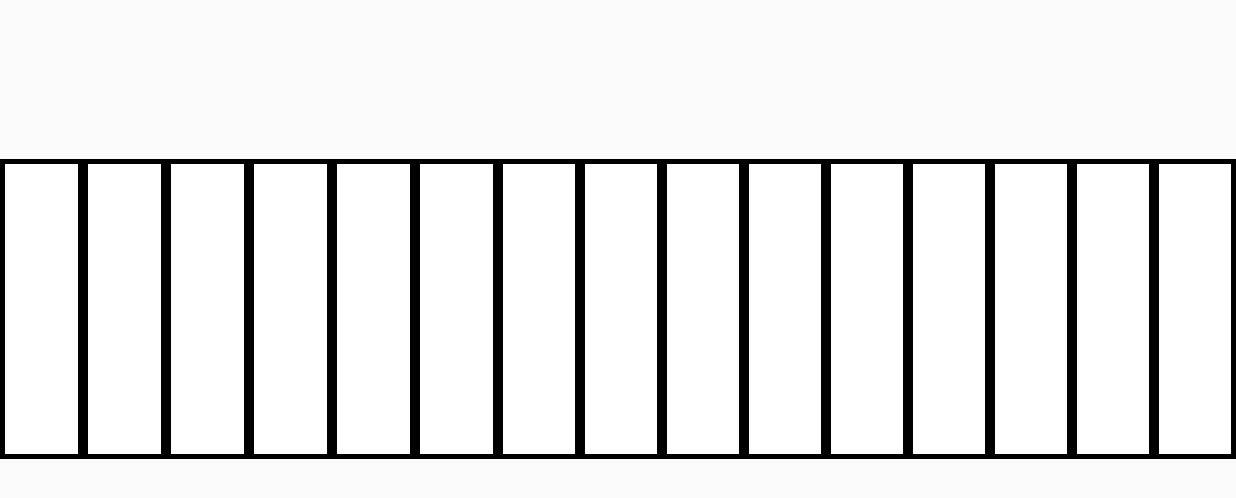
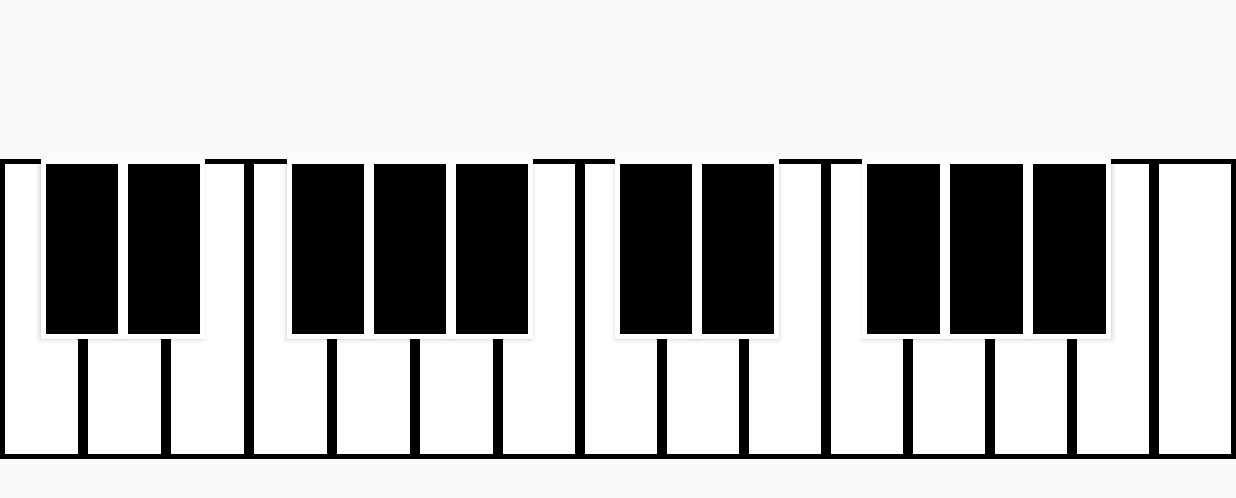
Before and after one commit to i08maeda/Piano, an Android app: the PianoActivity screen opened directly, with no data from a screen before it, on a phone screen of 824 x 412 dp (held sideways). Shown: the top 498 px of the screen. Run offline under Robolectric (Android 15) with nearby library versions, the phone set to English and light mode, and no system bars.

Commit message:
黒鍵のレイアウトを実装

```diff
--- /dev/null
+++ b/app/src/main/res/drawable/black_key_color.xml
@@ -0,0 +1,27 @@
+<?xml version="1.0" encoding="utf-8"?>
+<selector xmlns:android="http://schemas.android.com/apk/res/android">
+    <item
+        android:state_pressed="false">
+        <shape android:shape="rectangle">
+            <stroke
+                android:width="3dp"
+                android:color="@color/white"/>
+            <solid android:color="@color/black"/>
+            <padding
+                android:left="30dp"
+                android:right="3dp"/>
+        </shape>
+    </item>
+    <item
+        android:state_pressed="true">
+        <shape android:shape="rectangle">
+            <stroke
+                android:width="3dp"
+                android:color="@color/black"/>
+            <solid android:color="@color/pink"/>
+            <padding
+                android:left="3dp"
+                android:right="3dp"/>
+        </shape>
+    </item>
+</selector>
--- a/app/src/main/res/layout/piano.xml
+++ b/app/src/main/res/layout/piano.xml
@@ -4,6 +4,9 @@
     android:layout_height="match_parent"
     android:gravity="center_vertical">
 
+    <FrameLayout
+        android:layout_width="match_parent"
+        android:layout_height="wrap_content">
         <LinearLayout
             android:layout_width="match_parent"
             android:layout_height="wrap_content">
@@ -98,5 +101,84 @@
                 android:background="@drawable/white_key_color"
                 android:layout_weight="1"/>
         </LinearLayout>
+        <LinearLayout
+            android:layout_width="match_parent"
+            android:layout_height="wrap_content">
+            <TextView
+                android:layout_width="0dp"
+                android:layout_height="120dp"
+                android:layout_weight="1"/>
+            <Button
+                android:layout_width="0dp"
+                android:layout_height="120dp"
+                android:background="@drawable/black_key_color"
+                android:layout_weight="2"/>
+            <Button
+                android:layout_width="0dp"
+                android:layout_height="120dp"
+                android:background="@drawable/black_key_color"
+                android:layout_weight="2"/>
+            <TextView
+                android:layout_width="0dp"
+                android:layout_height="150dp"
+                android:layout_weight="2"/>
+            <Button
+                android:layout_width="0dp"
+                android:layout_height="120dp"
+                android:background="@drawable/black_key_color"
+                android:layout_weight="2"/>
+            <Button
+                android:layout_width="0dp"
+                android:layout_height="120dp"
+                android:background="@drawable/black_key_color"
+                android:layout_weight="2"/>
+            <Button
+                android:layout_width="0dp"
+                android:layout_height="120dp"
+                android:background="@drawable/black_key_color"
+                android:layout_weight="2"/>
+            <TextView
+                android:layout_width="0dp"
+                android:layout_height="120dp"
+                android:layout_weight="2"/>
+            <Button
+                android:layout_width="0dp"
+                android:layout_height="120dp"
+                android:background="@drawable/black_key_color"
+                android:layout_weight="2"/>
+            <Button
+                android:layout_width="0dp"
+                android:layout_height="120dp"
+                android:background="@drawable/black_key_color"
+                android:layout_weight="2"/>
+            <TextView
+                android:layout_width="0dp"
+                android:layout_height="120dp"
+                android:layout_weight="2"/>
+            <Button
+                android:layout_width="0dp"
+                android:layout_height="120dp"
+                android:background="@drawable/black_key_color"
+                android:layout_weight="2"/>
+            <Button
+                android:layout_width="0dp"
+                android:layout_height="120dp"
+                android:background="@drawable/black_key_color"
+                android:layout_weight="2"/>
+            <Button
+                android:layout_width="0dp"
+                android:layout_height="120dp"
+                android:background="@drawable/black_key_color"
+                android:layout_weight="2"/>
+            <TextView
+                android:layout_width="0dp"
+                android:layout_height="120dp"
+                android:layout_weight="2"/>
+            <TextView
+                android:layout_width="0dp"
+                android:layout_height="120dp"
+                android:layout_weight="1"/>
 
         </LinearLayout>
+    </FrameLayout>
+</LinearLayout>
```
Lines whose indentation alone changed are shown as unchanged.
